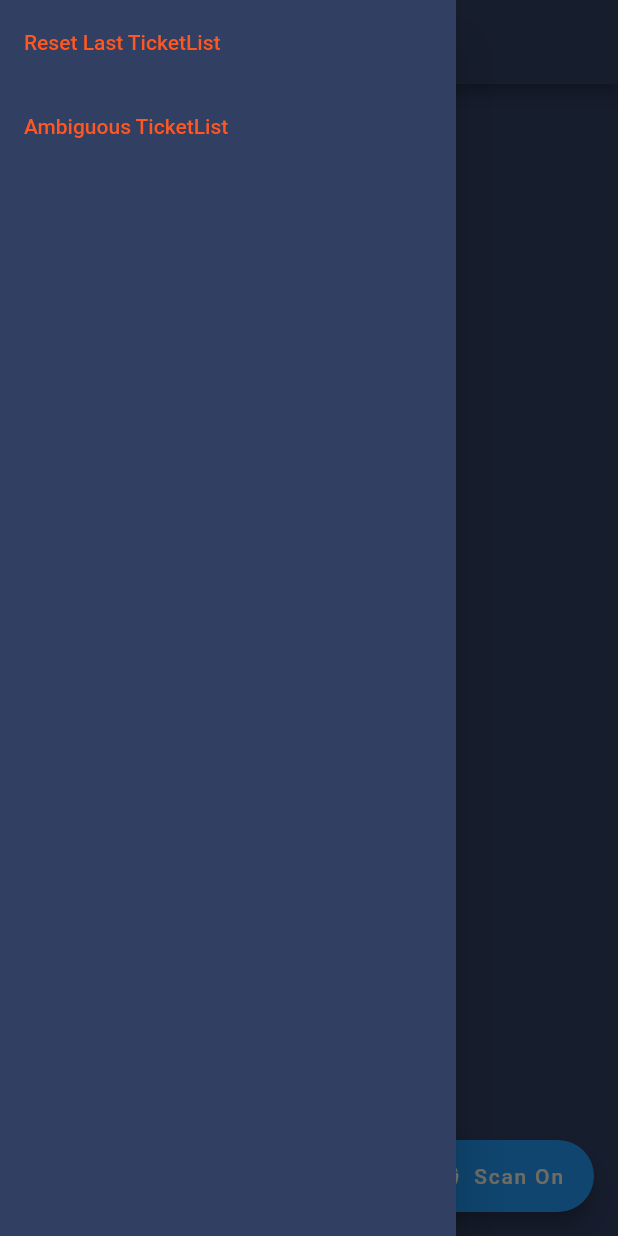
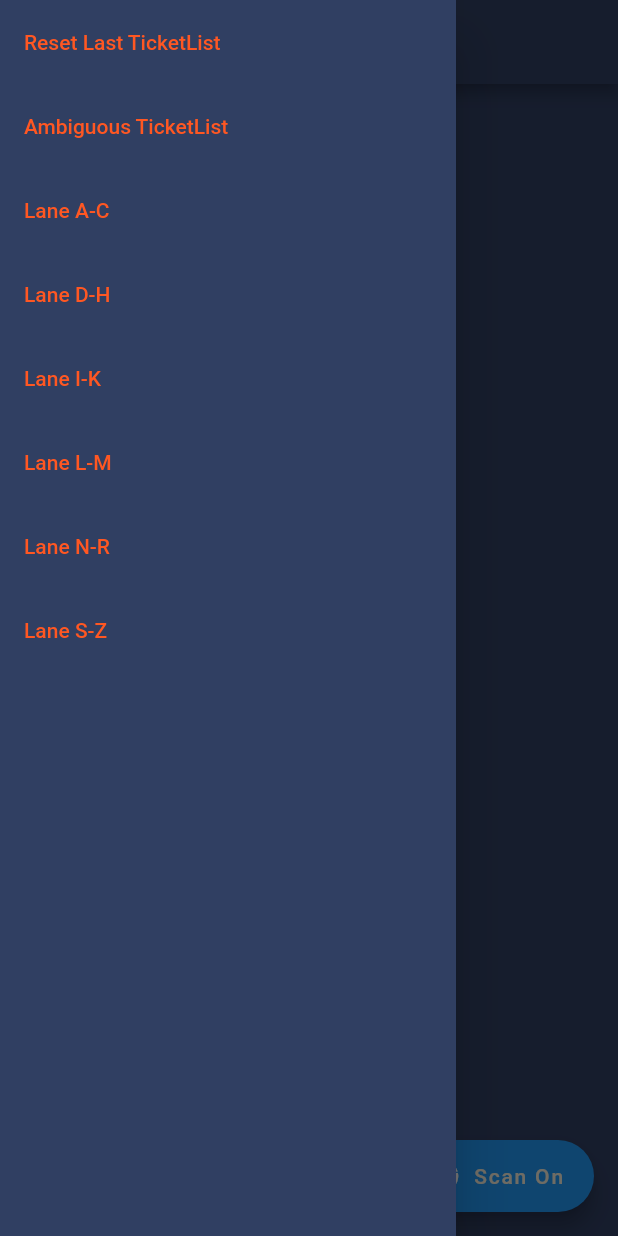
Before and after one commit to mabels/confotor, a Flutter app: the screen it shows after launch, with the side drawer open, on a phone screen of 412 x 824 dp. Run offline on Flutter 3.47's test engine with Material 2 defaults, Android fonts, the phone set to English and light mode, and no system bars; our stand-ins replace flutter_svg; missing offline and left inert: fast_qr_reader_view.

Commit message:
feat: lane support feat: scan apple passport tickets

```diff
--- a/lib/agents/check-in-manager.dart
+++ b/lib/agents/check-in-manager.dart
@@ -91,7 +91,7 @@ class CheckInManager {
         appState.bus.add(_lastFoundTicketsStore
             .updateFoundTickets(msg)
             .toLastFoundTickets());
-        if (msg.unambiguous) {
+        if (msg.unambiguous && msg.isInTicketLane) {
           msg.conferenceTickets.forEach((ct) {
             if (ct.state == TicketAndCheckInsState.Issueable) {
               appState.bus.add(RequestCheckInTicket(ticket: ct));
--- a/lib/agents/conferences-agent.dart
+++ b/lib/agents/conferences-agent.dart
@@ -10,6 +10,7 @@ import 'package:confotor/msgs/msgs.dart';
 import 'package:confotor/msgs/scan-msg.dart';
 import 'package:confotor/stores/conferences-store.dart';
 import 'package:meta/meta.dart';
+import 'package:path/path.dart';
 
 class ConferencesAgent {
   final ConfotorAppState appState;
@@ -96,7 +97,8 @@ class ConferencesAgent {
       if (msg is CheckInItemPageMsg) {
         try {
           if (msg.items.length == 1) {
-            print('UpdateCheckInItem:${msg.items.length}:${json.encode(msg.items)}');
+            print(
+                'UpdateCheckInItem:${msg.items.length}:${json.encode(msg.items)}');
           }
           final conference = _conferences.updateCheckInItemPage(msg);
           if (msg.items.length > 0) {
@@ -155,22 +157,38 @@ class ConferencesAgent {
       }
 
       if (msg is RequestAmbiguousLastFoundTickets) {
-        _conferences.calculateAmbiguousTickets().forEach((fts) => appState.bus.add(fts));
+        _conferences
+            .calculateAmbiguousTickets()
+            .forEach((fts) => appState.bus.add(fts));
       }
 
       if (msg is QrScanMsg) {
-        CheckInList.fetch(msg.barcode).then((checkInList) {
-          // print('CheckInList:then:${msg.barcode}');
-          appState.bus.add(RequestUpdateConference(checkInList: checkInList));
-        }).catchError((e) {
-          final found = _conferences.findTickets(msg.barcode, BarcodeScannedTicketAction(barcode: msg.barcode));
+        if (msg.barcode.contains('passbook.tito.io')) {
+          final parsed = Uri.parse(msg.barcode);
+          // print('fetch:$url:$parsed');
+          final found = _conferences.findTickets(
+              slug: basename(parsed.path),
+              taction: BarcodeScannedTicketAction(
+                  barcode: msg.barcode, lane: appState.lane),
+              lane: appState.lane);
           // print( 'FoundTickets:${msg.barcode}:${found.conferenceTickets.length}');
           appState.bus.add(found);
-        });
+        } else {
+          CheckInList.fetch(msg.barcode).then((checkInList) {
+            // print('CheckInList:then:${msg.barcode}');
+            appState.bus.add(RequestUpdateConference(checkInList: checkInList));
+          }).catchError((e) {
+            final found = _conferences.findTickets(
+                slug: msg.barcode,
+                taction: BarcodeScannedTicketAction(
+                    barcode: msg.barcode, lane: appState.lane),
+                lane: appState.lane);
+            // print( 'FoundTickets:${msg.barcode}:${found.conferenceTickets.length}');
+            appState.bus.add(found);
+          });
+        }
       }
 
-
-      if (msg is ConferencesMsg) {}
     });
     /* Boot Application by reading file */
     _conferences.readConferences();
--- a/lib/components/confotor-app.dart
+++ b/lib/components/confotor-app.dart
@@ -3,6 +3,7 @@ import 'package:confotor/agents/check-in-list-agent.dart';
 import 'package:confotor/agents/check-in-manager.dart';
 import 'package:confotor/agents/conferences-agent.dart';
 import 'package:confotor/agents/tickets-agent.dart';
+import 'package:confotor/msgs/msgs.dart';
 import 'package:flutter/material.dart';
 import 'package:path_provider/path_provider.dart';
 import '../confotor-bus.dart';
@@ -30,6 +31,7 @@ class ConfotorAppState extends State<ConfotorApp> {
   TicketsAgent ticketsAgent;
   CheckInListAgent checkInListAgent;
   CheckInManager checkInManager;
+  Lane lane;
 
   Future<String> getLocalPath() async {
     final directory = await getApplicationDocumentsDirectory();
--- a/lib/components/confotor-drawer.dart
+++ b/lib/components/confotor-drawer.dart
@@ -8,8 +8,101 @@ import 'package:flutter/material.dart';
 import './confotor-app.dart';
 // import 'confotor-msg.dart';
 
-List<Widget> staticDrawer({ConfotorAppState appState}) {
-  return [
+class ConfotorDrawer extends StatefulWidget {
+  final ConfotorAppState _appState;
+
+  ConfotorDrawer({ConfotorAppState appState}) : _appState = appState;
+
+  @override
+  State<StatefulWidget> createState() {
+    return ConfotorDrawerState(appState: _appState);
+  }
+}
+
+final List<Lane> lanes = [
+    Lane('a-c'),
+    Lane('d-h'),
+    Lane('i-k'),
+    Lane('l-m'),
+    Lane('n-r'),
+    Lane('s-z')
+  ];
+class ConfotorDrawerState extends State<ConfotorDrawer> {
+
+  final ConfotorAppState appState;
+  StreamSubscription subscription;
+  Conferences conferences;
+
+  ConfotorDrawerState({ConfotorAppState appState}) : appState = appState;
+
+  _refreshSection(
+      {ConfotorAppState appState, List<Widget> drawer, Conferences confs}) {
+    List<Widget> children = [];
+    if (confs.conferences.isNotEmpty) {
+      children.add(ListTile(
+          key: Key('RefreshTickets'),
+          title: Text('Refresh Tickets',
+              style: TextStyle(color: Colors.deepOrange)),
+          onTap: () {
+            confs.conferences.forEach((conf) => appState.bus
+                .add(RequestUpdateConference(checkInList: conf.checkInList)));
+          }));
+      confs.conferences.forEach((conf) => children.add(ListTile(
+          key: Key(conf.checkInList.url),
+          title: Text(
+              "${conf.checkInList.event_title}(${conf.ticketAndCheckInsList.length}-${conf.checkInItemLength})",
+              style: TextStyle(color: Colors.deepOrange)),
+          onTap: () {
+            appState.bus
+                .add(RequestUpdateConference(checkInList: conf.checkInList));
+          })));
+    }
+    drawer.add(Column(children: children));
+  }
+
+  _removeSection(
+      {ConfotorAppState appState, List<Widget> drawer, Conferences confs}) {
+    List<Widget> children = [];
+    if (confs.conferences.isNotEmpty) {
+      children.add(ListTile(
+          key: Key('RemoveTickets'),
+          title: Text('Remove Tickets',
+              style: TextStyle(color: Colors.deepOrange)),
+          onLongPress: () {
+            // Navigator.of(appState.context).pop();
+            // checkInListScan(bus: appState.bus);
+            confs.conferences.forEach((conf) => appState.bus
+                .add(RequestRemoveConference(conference: conf.checkInList)));
+            // Navigator.of(context).push(MaterialPageRoute(
+            //   builder: (BuildContext context) => ScanScreen()));
+          }));
+      confs.conferences.forEach((conf) => children.add(ListTile(
+          key: Key(conf.checkInList.url),
+          title: Text(
+              "${conf.checkInList.event_title}(${conf.ticketAndCheckInsList.length}-${conf.checkInItemLength})",
+              style: TextStyle(color: Colors.deepOrange)),
+          onLongPress: () {
+            appState.bus
+                .add(RequestRemoveConference(conference: conf.checkInList));
+          })));
+
+      // children.add(Column(
+      //     children: [ListView(
+      //     children:
+      //         title: Text(item.event_title),
+      //         onTap: () {
+      //           appState.bus.add(new CheckInListItemRemove(item: item));
+
+      //         }
+      //       )).toList()
+      //   )]));
+    }
+    drawer.add(Column(children: children));
+  }
+
+  List<Widget> _staticDrawer(
+      {@required ConfotorAppState appState, Lane selectedLane}) {
+    final List<Widget> ret = [
       ListTile(
           key: Key('Reset Last TicketList'),
           title: Text('Reset Last TicketList',
@@ -23,7 +116,14 @@ List<Widget> staticDrawer({ConfotorAppState appState}) {
               style: TextStyle(color: Colors.deepOrange)),
           onTap: () {
             appState.bus.add(RequestAmbiguousLastFoundTickets());
-        })
+          }),
+      // ListTile(
+      // key: Key('Reset Lane'),
+      // title: Text('Reset Lane',
+      //   style: TextStyle(color: Colors.deepOrange)),
+      // onTap: () {
+      //   appState.bus.add(SelectLane());
+      // })
       // ListTile(
       //     key: Key('AddCheckInList'),
       //     title: Text('Add Check-In List',
@@ -32,91 +132,19 @@ List<Widget> staticDrawer({ConfotorAppState appState}) {
       //       scanCheckInListAction(bus: appState.bus);
       //     })
     ];
-}
-
-refreshSection({
-  ConfotorAppState appState,
-  List<Widget> drawer,
-  Conferences confs}) {
-  List<Widget> children = [];
-  if (confs.conferences.isNotEmpty) {
-    children.add(ListTile(
-        key: Key('RefreshTickets'),
-        title: Text('Refresh Tickets', style: TextStyle(color: Colors.deepOrange)),
+    lanes.forEach((lane) {
+      ret.add(ListTile(
+          key: Key('Lane ${lane.toString()}'),
+          title: Text('Lane ${lane.toString()}',
+              style: TextStyle(
+                  color:
+                      lane != selectedLane ? Colors.deepOrange : Colors.white)),
           onTap: () {
-          confs.conferences.forEach((conf) => appState.bus.add(RequestUpdateConference(checkInList: conf.checkInList)));
+            appState.bus
+                .add(SelectLane(lane: lane == selectedLane ? null : lane));
           }));
-         confs.conferences.forEach((conf) => children.add(ListTile(
-          key: Key(conf.checkInList.url),
-          title: Text("${conf.checkInList.event_title}(${conf.ticketAndCheckInsList.length}-${conf.checkInItemLength})",
-            style: TextStyle(color: Colors.deepOrange)),
-          onTap: () {
-            appState.bus.add(RequestUpdateConference(checkInList: conf.checkInList));
-          })));
-  }
-  drawer.add(Column(
-    children: children
-  ));
-}
-
-removeSection({
-  ConfotorAppState appState,
-  List<Widget> drawer,
-  Conferences confs}) {
-  List<Widget> children = [];
-  if (confs.conferences.isNotEmpty) {
-    children.add(ListTile(
-        key: Key('RemoveTickets'),
-        title: Text('Remove Tickets', style: TextStyle(color: Colors.deepOrange)),
-        onLongPress: () {
-          // Navigator.of(appState.context).pop();
-          // checkInListScan(bus: appState.bus);
-          confs.conferences.forEach((conf) => appState.bus.add(RequestRemoveConference(conference: conf.checkInList)));
-          // Navigator.of(context).push(MaterialPageRoute(
-          //   builder: (BuildContext context) => ScanScreen()));
-        }));
-        confs.conferences.forEach((conf) => children.add(ListTile(
-          key: Key(conf.checkInList.url),
-          title: Text("${conf.checkInList.event_title}(${conf.ticketAndCheckInsList.length}-${conf.checkInItemLength})",
-            style: TextStyle(color: Colors.deepOrange)),
-          onLongPress: () {
-            appState.bus.add(RequestRemoveConference(conference: conf.checkInList));
-          })));
-
-    // children.add(Column(
-    //     children: [ListView(
-    //     children:
-    //         title: Text(item.event_title),
-    //         onTap: () {
-    //           appState.bus.add(new CheckInListItemRemove(item: item));
-
-    //         }
-    //       )).toList()
-    //   )]));
-  }
-  drawer.add(Column(
-    children: children
-  ));
-}
-
-class ConfotorDrawer extends StatefulWidget {
-  final ConfotorAppState _appState;
-
-  ConfotorDrawer({ConfotorAppState appState}) : _appState = appState;
-
-  @override
-  State<StatefulWidget> createState() {
-    return ConfotorDrawerState(appState: _appState);
-  }
-}
-
-class ConfotorDrawerState extends State<ConfotorDrawer> {
-  final ConfotorAppState appState;
-  List<Widget> items;
-  StreamSubscription subscription;
-
-  ConfotorDrawerState({ConfotorAppState appState}): appState = appState {
-    items = staticDrawer(appState: appState);
+    });
+    return ret;
   }
 
   @override
@@ -124,12 +152,13 @@ class ConfotorDrawerState extends State<ConfotorDrawer> {
     super.initState();
     subscription = appState.bus.stream.listen((msg) {
       if (msg is ConferencesMsg) {
-          final drawer = staticDrawer(appState: appState);
-          refreshSection(appState: appState, drawer: drawer, confs: msg.conferences);
-          removeSection(appState: appState, drawer: drawer, confs: msg.conferences);
+        print('Conferences:${msg.conferences.conferences.length}');
         setState(() {
-            items = drawer;
+          conferences = msg.conferences;
         });
+      }
+      if (msg is SelectLane) {
+        setState(() {});
       }
     });
     appState.bus.add(RequestConferencesMsg());
@@ -143,8 +172,15 @@ class ConfotorDrawerState extends State<ConfotorDrawer> {
 
   @override
   Widget build(BuildContext context) {
-    return Drawer(child: Container(
-      color: Color(0xFF303f62),
-      child: ListView(children: items)));
+    print('build:Drawer:${appState.lane}');
+    final items =
+        _staticDrawer(appState: appState, selectedLane: appState.lane);
+    if (conferences != null) {
+      _refreshSection(appState: appState, drawer: items, confs: conferences);
+      _removeSection(appState: appState, drawer: items, confs: conferences);
+    }
+    return Drawer(
+        child: Container(
+            color: Color(0xFF303f62), child: ListView(children: items)));
   }
 }
--- a/lib/components/ticket-list-area.dart
+++ b/lib/components/ticket-list-area.dart
@@ -1,6 +1,4 @@
 import 'dart:async';
-
-import 'package:flutter_svg/flutter_svg.dart';
 
 import 'package:confotor/models/found-tickets.dart';
 import 'package:confotor/models/ticket-and-checkins.dart';
@@ -39,6 +37,11 @@ class TicketListAreaState extends State<TicketListArea> {
         // appState.bus.add(CloseQrScan());
         setState(() {
           lastFoundTickets = msg;
+        });
+      }
+      if (msg is SelectLane) {
+        setState(() {
+          appState.lane = msg.lane;
         });
       }
     });
@@ -159,13 +162,24 @@ class TicketListAreaState extends State<TicketListArea> {
 
   @override
   Widget build(BuildContext context) {
+    List<Widget> withLane = [];
+    if (appState.lane != null) {
+      withLane.add(Card(
+              color: Colors.white,
+              child: ListTile(
+                  title: Text('Lane ${appState.lane.start}-${appState.lane.end}',
+                      style: TextStyle(
+                          fontSize: 24.0,
+                          color: Color(0xFF303f62),
+                          fontWeight: FontWeight.bold),
+                      textAlign: TextAlign.center))));
+    }
     // print('Build:${lastFoundTickets}');
     if (lastFoundTickets == null) {
       return ListView(children: <Widget>[]);
     } else {
-      print('Build:${lastFoundTickets.last.length}');
-      return ListView(
-          children: lastFoundTickets.last.map((foundTickets) {
+      // print('Build:${lastFoundTickets.last.length}');
+      withLane.addAll(lastFoundTickets.last.map((foundTickets) {
         if (foundTickets.hasFound) {
           return Card(
               color: Colors.white70,
@@ -185,7 +199,10 @@ class TicketListAreaState extends State<TicketListArea> {
                       color: Colors.red,
                       child: Text("No Ticket found from Scan[${foundTickets.scan}]"))));
         }
-      }).toList());
+      }));
+      return ListView(
+          children: withLane
+      );
     }
   }
 }
--- a/lib/models/found-tickets.dart
+++ b/lib/models/found-tickets.dart
@@ -5,17 +5,27 @@ import 'package:meta/meta.dart';
 
 class FoundTickets extends ConfotorMsg {
   final List<ConferenceTicket> conferenceTickets;
+  final Lane lane;
   final String scan;
 
   FoundTickets({
     @required String scan,
+    @required Lane lane,
     @required List<ConferenceTicket> conferenceTickets
   }):
     conferenceTickets = conferenceTickets,
+    lane = lane,
     scan = scan;
 
   List<String> get slugs {
     return conferenceTickets.map((t) => t.ticketAndCheckIns.ticket.slug).toList();
+  }
+
+  bool get isInTicketLane {
+    if (lane == null) {
+      return true;
+    }
+    return lane.isNameInLane(conferenceTickets.first.ticketAndCheckIns.ticket.first_name);
   }
 
   bool get unambiguous {
@@ -40,12 +50,13 @@ class FoundTickets extends ConfotorMsg {
       final List<dynamic> cts = json['conferenceTickets'];
       cts.forEach((ct) => conferenceTickets.add(ConferenceTicket.fromJson(ct)));
     }
-    return FoundTickets(conferenceTickets: conferenceTickets, scan: json['scan']);
+    return FoundTickets(conferenceTickets: conferenceTickets, scan: json['scan'], lane: Lane.fromJson(json['lane']));
   }
 
   Map<String, dynamic> toJson() => {
     "conferenceTickets": conferenceTickets,
-    "scan": scan
+    "scan": scan,
+    "lane": lane
   };
 
 }
--- a/lib/msgs/msgs.dart
+++ b/lib/msgs/msgs.dart
@@ -311,17 +311,21 @@ class  AmbiguousAction extends TicketAction {
 
 class BarcodeScannedTicketAction extends TicketAction {
   final String barcode;
-  BarcodeScannedTicketAction({@required barcode})
+  final Lane lane;
+  BarcodeScannedTicketAction({@required String barcode, @required Lane lane})
       : barcode = barcode,
+        lane = lane,
         super("BarcodeScannedTicketAction");
 
   static BarcodeScannedTicketAction fromJson(dynamic json) {
-    return BarcodeScannedTicketAction(barcode: json['barcode']);
+    return BarcodeScannedTicketAction(barcode: json['barcode'],
+      lane: json['lane'] == null ? null : Lane(json['lane']));
   }
 
   Map<String, dynamic> toJson() => {
     ...super.toJson(),
     "barcode": barcode,
+    "lane": lane == null ? null : lane.toString()
   };
 
 }
@@ -541,3 +545,34 @@ class ResetLastFoundTickets extends ConfotorMsg {
 
 class RequestAmbiguousLastFoundTickets extends ConfotorMsg {
 }
+
+class Lane {
+  final String start;
+  final String end;
+  Lane(String range):
+    start = range == null ? null : range.substring(0, 1).toUpperCase(),
+    end = range == null ? null : range.substring(range.length - 1, range.length).toUpperCase();
+
+  @override
+  String toString() {
+    return '$start-$end';
+  }
+
+  static Lane fromJson(dynamic json) {
+    return Lane(json);
+  }
+
+  bool isNameInLane(String name) {
+    final s = [start, name.toUpperCase().substring(0, 1), end];
+    s.sort();
+    print('isNameInLane:${s.first}:$start:$end:${s.last}:$name');
+    return s.first == start && end == s.last;
+  }
+
+  String toJson() => toString();
+}
+
+class SelectLane extends ConfotorMsg {
+  final Lane lane;
+  SelectLane({Lane lane}): lane = lane;
+}
--- a/lib/stores/conferences-store.dart
+++ b/lib/stores/conferences-store.dart
@@ -57,19 +57,23 @@ class ConferencesStore {
   }
 
   List<FoundTickets> calculateAmbiguousTickets() {
+    print('calculateAmbiguousTickets:start');
     final List<FoundTickets> ret = [];
     _conferences.values.forEach((conf) {
       conf.ticketStore.values.map((i) => i.slug).forEach((slug) {
-        final fts = findTickets(slug, AmbiguousAction(barcode: slug));
+        final fts = findTickets(slug: slug,
+          taction: AmbiguousAction(barcode: slug));
         if (!fts.unambiguous) {
           ret.add(fts);
         }
       });
     });
+    print('calculateAmbiguousTickets:done:${ret.length}');
     return ret;
   }
 
-  FoundTickets findTickets(String slug, TicketAction taction) {
+  FoundTickets findTickets({@required String slug,
+    @required TicketAction taction, Lane lane}) {
     final List<ConferenceTicket> ret = [];
     final inConf = _conferences.values.firstWhere((conf) {
       // print('findTickets:${item.url}:${item.ticketsCount}:$slug');
@@ -110,7 +114,7 @@ class ConferencesStore {
       // filter email
       _removeFrom(ret, _filterTicket(ret, (Ticket t) => t.email));
     }
-    return FoundTickets(conferenceTickets: ret, scan: slug);
+    return FoundTickets(conferenceTickets: ret, scan: slug, lane: lane);
   }
 
   _removeFrom(List<ConferenceTicket> ref, List<ConferenceTicket> toRemove) {
@@ -121,7 +125,7 @@ class ConferencesStore {
   _filterTicket(List<ConferenceTicket> ret, dynamic map(Ticket t)) {
     final ref = map(ret.first.ticketAndCheckIns.ticket);
     final tail = ret.getRange(1, ret.length).toList();
-    final found = tail.where((o) => map(o.ticketAndCheckIns.ticket) == ref);
+    final found = tail.where((o) => map(o.ticketAndCheckIns.ticket) == ref).toList();
     if (found.isNotEmpty) {
       return tail.where((o) => map(o.ticketAndCheckIns.ticket) != ret).toList();
     }
```
Also changed, not shown: 1 other file. Lines whose indentation alone changed are shown as unchanged.
